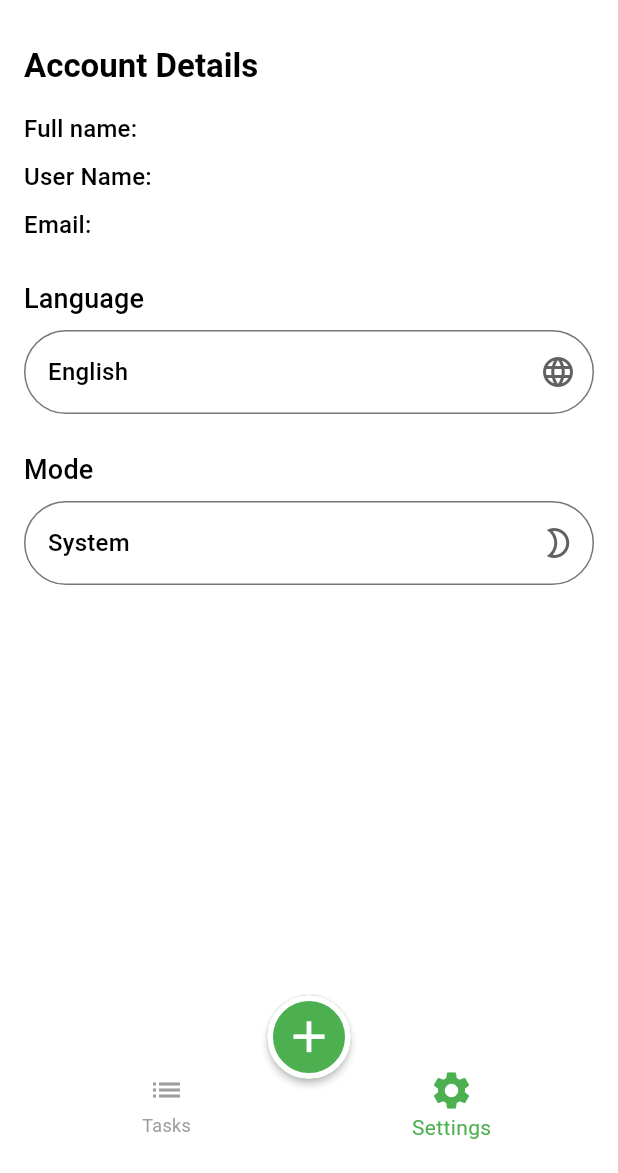
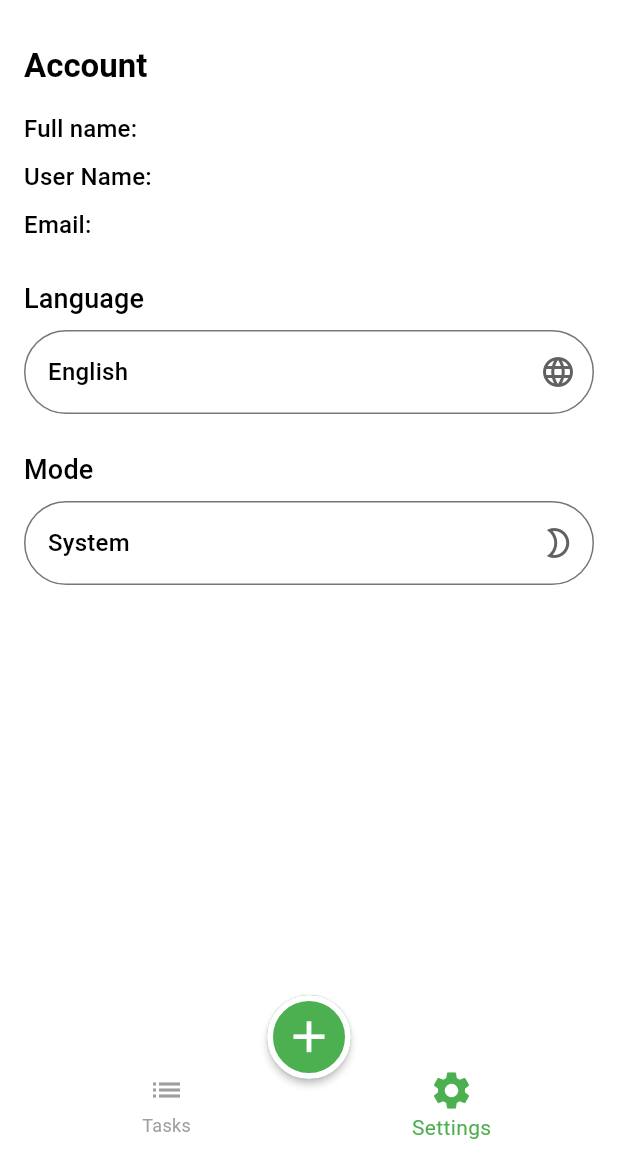
Before and after one commit to Galal-20/Activity, a Flutter app: the screen it shows once a user with an empty profile is signed in, item 2 of the bottom bar chosen, on a phone screen of 412 x 824 dp, the part 63-1236 px from its top. Run offline on Flutter 3.47's test engine with Material 3 defaults, Android fonts, the phone set to English and light mode, and no system bars; our stand-ins replace cloud_firestore, firebase_auth, firebase_core, flutter_slidable, fluttertoast, google_sign_in; accounts and stored records are empty; generated files the repository leaves out were written again.

Commit message:
Google SignIn Successfully. Update Settings. Auth finished.

```diff
--- a/lib/ui/home/Settings_tab/settings_tab.dart
+++ b/lib/ui/home/Settings_tab/settings_tab.dart
@@ -1,11 +1,9 @@
 import 'package:activity/provider/settings-provider.dart';
 import 'package:activity/ui/auth/store_user_data/model/users.dart';
-import 'package:cloud_firestore/cloud_firestore.dart';
 import 'package:firebase_auth/firebase_auth.dart';
 import 'package:flutter/material.dart';
-import 'package:google_sign_in/google_sign_in.dart';
+import 'package:flutter_gen/gen_l10n/app_localizations.dart';
 import 'package:provider/provider.dart';
-import 'package:flutter_gen/gen_l10n/app_localizations.dart';
 
 import '../../auth/store_user_data/user_dao.dart';
 
@@ -56,7 +54,7 @@ class _SettingsTabState extends State<SettingsTab> {
         crossAxisAlignment: CrossAxisAlignment.start,
         children: [
           Text(
-            'Account Details',
+            'Account',
             style: Theme.of(context).textTheme.titleLarge,
           ),
           const SizedBox(height: 16.0),
```
